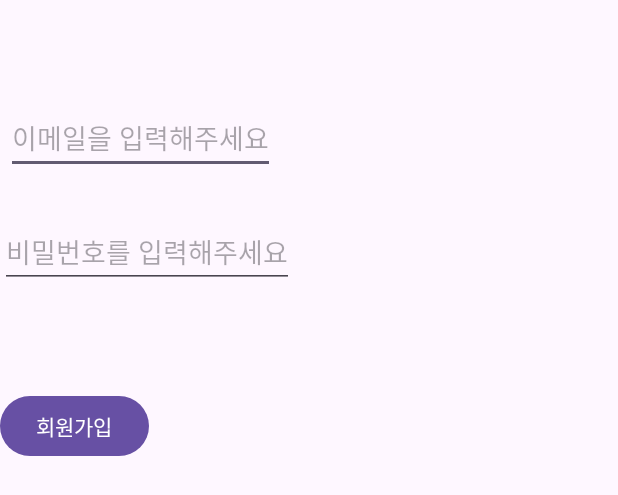
After one commit to nbcamp-14-team/newsoop, an Android app: the layout activity_sign_up.xml on its own in the app's theme, with its tools: preview values and no code run, on a phone screen of 412 x 824 dp. The commit adds this screen. Shown: the top 495 px of the screen. Run offline under Robolectric (Android 15) with nearby library versions, the phone set to English and light mode, and no system bars.

Commit message:
[Design]: activity_sign_up 최소 뷰 구현

```diff
--- a/app/src/main/res/layout/activity_login.xml
+++ b/app/src/main/res/layout/activity_login.xml
@@ -57,7 +57,6 @@
         android:layout_width="wrap_content"
         android:layout_height="wrap_content"
         android:layout_marginTop="28dp"
-        android:enabled="false"
         android:text="@string/action_sign_in"
         app:layout_constraintEnd_toEndOf="parent"
         app:layout_constraintHorizontal_bias="0.498"
@@ -89,7 +88,7 @@
         app:layout_constraintTop_toBottomOf="@+id/btn_login" />
 
     <ImageView
-        android:id="@+id/imageView"
+        android:id="@+id/iv_google_login"
         android:layout_width="50dp"
         android:layout_height="50dp"
         android:layout_marginStart="16dp"
@@ -112,6 +111,7 @@
         app:layout_constraintTop_toBottomOf="@+id/iv_naver" />
 
     <TextView
+        android:id="@+id/tv_signup"
         android:layout_width="wrap_content"
         android:layout_height="wrap_content"
         android:text="@string/join_us"
--- /dev/null
+++ b/app/src/main/res/layout/activity_sign_up.xml
@@ -0,0 +1,42 @@
+<?xml version="1.0" encoding="utf-8"?>
+<androidx.constraintlayout.widget.ConstraintLayout xmlns:android="http://schemas.android.com/apk/res/android"
+    xmlns:app="http://schemas.android.com/apk/res-auto"
+    xmlns:tools="http://schemas.android.com/tools"
+    android:layout_width="match_parent"
+    android:layout_height="match_parent"
+    tools:context=".SignUpActivity">
+
+    <EditText
+        android:id="@+id/et_email"
+        android:layout_width="wrap_content"
+        android:layout_height="wrap_content"
+        android:layout_marginTop="68dp"
+        android:hint="이메일을 입력해주세요"
+        app:layout_constraintEnd_toEndOf="parent"
+        app:layout_constraintHorizontal_bias="0.017"
+        app:layout_constraintStart_toStartOf="parent"
+        app:layout_constraintTop_toTopOf="parent" />
+
+    <EditText
+        android:id="@+id/et_password"
+        android:layout_width="wrap_content"
+        android:layout_height="wrap_content"
+        android:layout_marginTop="28dp"
+        android:hint="비밀번호를 입력해주세요"
+        app:layout_constraintEnd_toEndOf="parent"
+        app:layout_constraintHorizontal_bias="0.0"
+        app:layout_constraintStart_toStartOf="parent"
+        app:layout_constraintTop_toBottomOf="@+id/et_email" />
+
+    <Button
+        android:id="@+id/btn_sign_up"
+        android:layout_width="wrap_content"
+        android:layout_height="wrap_content"
+        android:layout_marginTop="68dp"
+        android:text="회원가입"
+        app:layout_constraintEnd_toEndOf="parent"
+        app:layout_constraintHorizontal_bias="0.0"
+        app:layout_constraintStart_toStartOf="parent"
+        app:layout_constraintTop_toBottomOf="@+id/et_password" />
+
+</androidx.constraintlayout.widget.ConstraintLayout>
```
